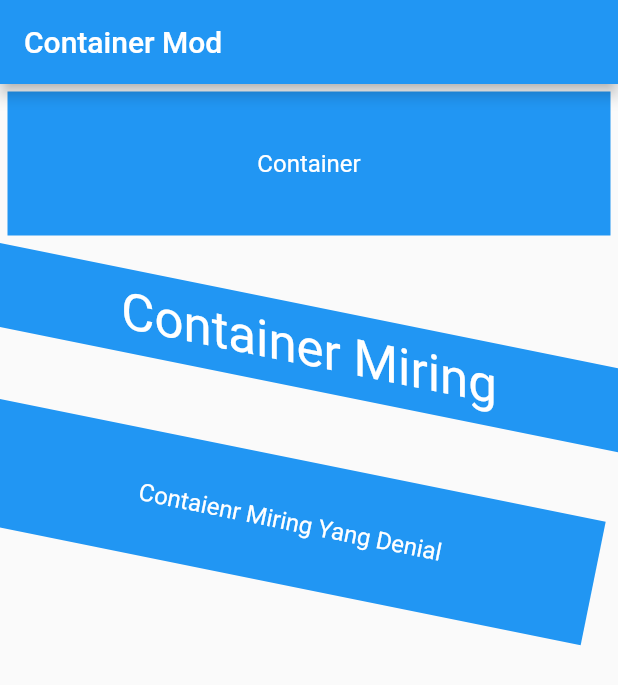
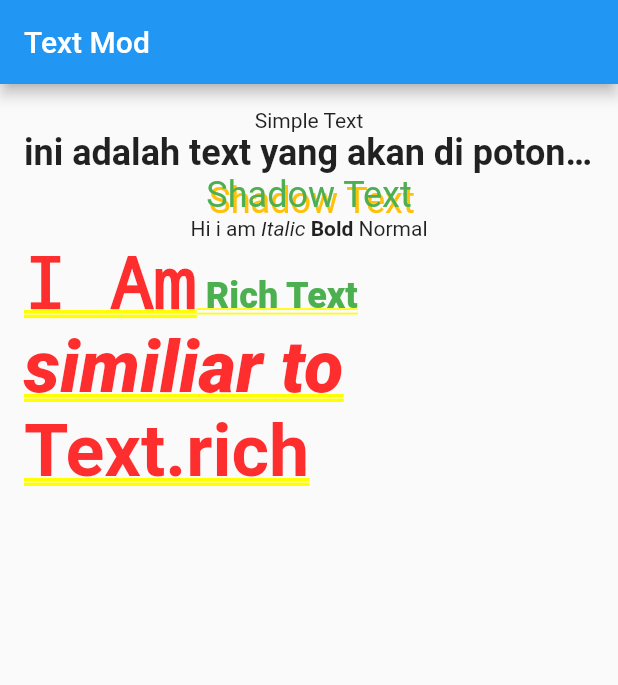
Before and after one commit to rendiwithi/flutter_example, a Flutter app: the screen it shows after launch, on a phone screen of 412 x 824 dp. Shown: the top 685 px of the screen. Run offline on Flutter 3.47's test engine with Material 2 defaults, Android fonts, the phone set to English and light mode, and no system bars.

Commit message:
menambahkan Module Text

```diff
--- a/lib/main.dart
+++ b/lib/main.dart
@@ -1,4 +1,5 @@
 import 'package:flutter/material.dart';
+import 'package:flutter_example/module/TextMod.dart';
 import 'package:flutter_example/module/appBarMod.dart';
 import 'package:flutter_example/module/containerMod.dart';
 import 'package:flutter_example/module/materialAppMod.dart';
@@ -11,7 +12,7 @@ class MyApp extends StatelessWidget {
   Widget build(BuildContext context) {
     return MaterialApp(
       debugShowCheckedModeBanner: false,
-      home: ContainerMod(),
+      home: TextMod(),
     );
   }
 }
--- /dev/null
+++ b/lib/module/TextMod.dart
@@ -0,0 +1,60 @@
+import 'package:flutter/material.dart';
+
+class TextMod extends StatelessWidget {
+  @override
+  Widget build(BuildContext context) {
+    return Scaffold(
+      appBar: AppBar(title: Text("Text Mod")),
+      body: SingleChildScrollView(
+        padding: EdgeInsets.all(16.0),
+        child: Center(
+          child: Column(
+            mainAxisAlignment: MainAxisAlignment.spaceEvenly,
+            children: [
+              Text("Simple Text"),
+              Text(
+                "ini adalah text yang akan di potong karena terlalu panjang dan tidak di atur",
+                overflow: TextOverflow.ellipsis,
+                style: TextStyle(fontWeight: FontWeight.bold, fontSize: 24),
+              ),
+              Text(
+                "Shadow Text",
+                style: TextStyle(color: Colors.green, fontSize: 24.0, shadows: [
+                  Shadow(color: Colors.amber, offset: Offset(2, 4)),
+                ]),
+              ),
+              Text.rich(TextSpan(text: "Hi i am", children: [
+                TextSpan(
+                    text: " Italic",
+                    style: TextStyle(fontStyle: FontStyle.italic)),
+                TextSpan(
+                    text: " Bold",
+                    style: TextStyle(fontWeight: FontWeight.bold)),
+                TextSpan(
+                    text: " Normal",
+                    style: TextStyle(fontWeight: FontWeight.normal)),
+              ])),
+              RichText(
+                  softWrap: true,
+                  text: TextSpan(
+                      text: "I Am",
+                      style: DefaultTextStyle.of(context).style,
+                      children: [
+                        TextSpan(
+                            text: " Rich Text",
+                            style:
+                                TextStyle(color: Colors.green, fontSize: 24.0)),
+                        TextSpan(
+                            text: " similiar to",
+                            style: TextStyle(fontStyle: FontStyle.italic)),
+                        TextSpan(
+                            text: " Text.rich",
+                            style: TextStyle(fontWeight: FontWeight.bold))
+                      ])),
+            ],
+          ),
+        ),
+      ),
+    );
+  }
+}
```
